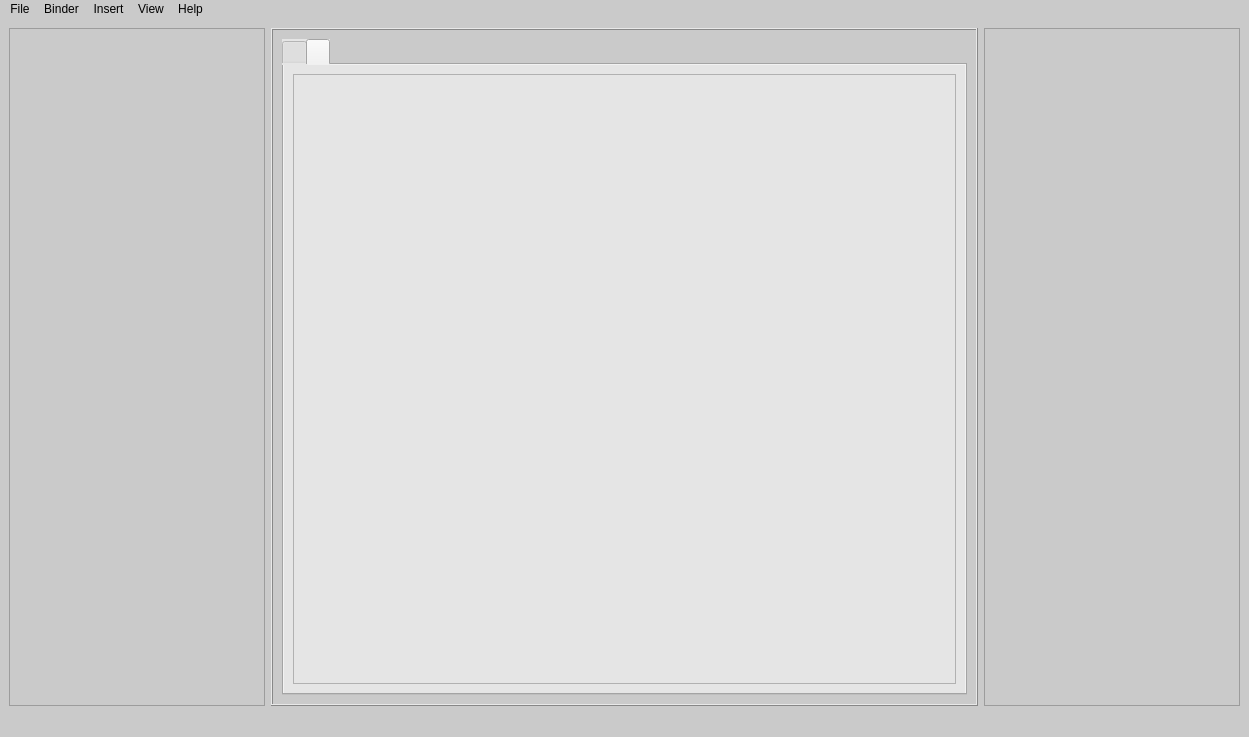
Qt form main_window_5.ui (don-fink/NoteBook) before a commit.
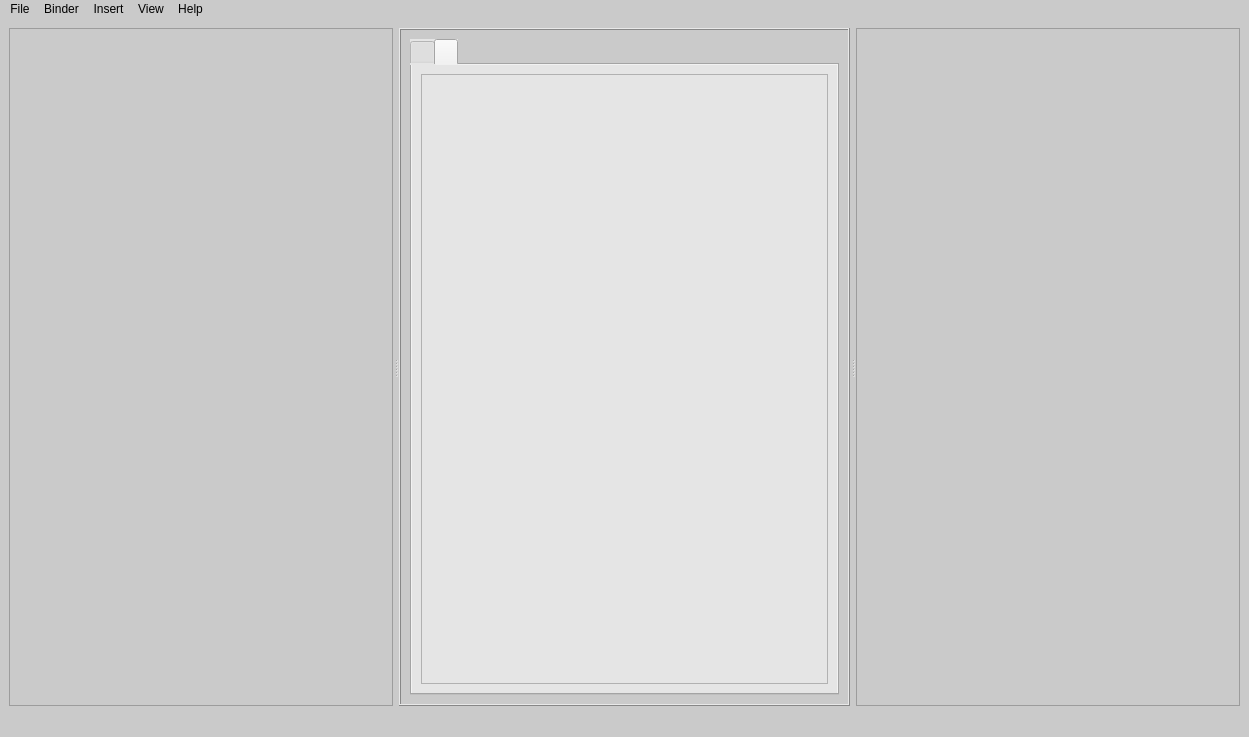
The same form after that commit.

```diff
--- a/main_window_5.ui
+++ b/main_window_5.ui
@@ -17,8 +17,21 @@
    <string notr="true">background-color: rgb(202, 202, 202);</string>
   </property>
   <widget class="QWidget" name="centralwidget">
-   <layout class="QHBoxLayout" name="horizontalLayout" stretch="0,2,0">
+     <layout class="QHBoxLayout" name="horizontalLayout">
     <item>
+       <widget class="QSplitter" name="mainSplitter">
+          <property name="orientation">
+           <enum>Qt::Horizontal</enum>
+          </property>
+          <property name="opaqueResize">
+           <bool>true</bool>
+          </property>
+          <property name="childrenCollapsible">
+           <bool>true</bool>
+          </property>
+          <property name="handleWidth">
+           <number>6</number>
+          </property>
      <widget class="QTreeWidget" name="notebookName">
       <property name="minimumSize">
        <size>
@@ -44,9 +57,13 @@
        </property>
       </column>
      </widget>
-    </item>
-    <item>
      <widget class="QFrame" name="frame_3">
+           <property name="sizePolicy">
+            <sizepolicy hsizetype="Expanding" vsizetype="Preferred">
+               <horstretch>0</horstretch>
+               <verstretch>0</verstretch>
+            </sizepolicy>
+           </property>
       <property name="frameShape">
        <enum>QFrame::Box</enum>
       </property>
@@ -86,12 +103,17 @@
        </item>
       </layout>
      </widget>
-    </item>
-    <item>
      <widget class="QTreeView" name="sectionPages">
+           <property name="minimumSize">
+            <size>
+               <width>150</width>
+               <height>0</height>
+            </size>
+           </property>
       <property name="headerHidden">
        <bool>true</bool>
       </property>
+          </widget>
      </widget>
     </item>
    </layout>
```
Lines whose indentation alone changed are shown as unchanged.
